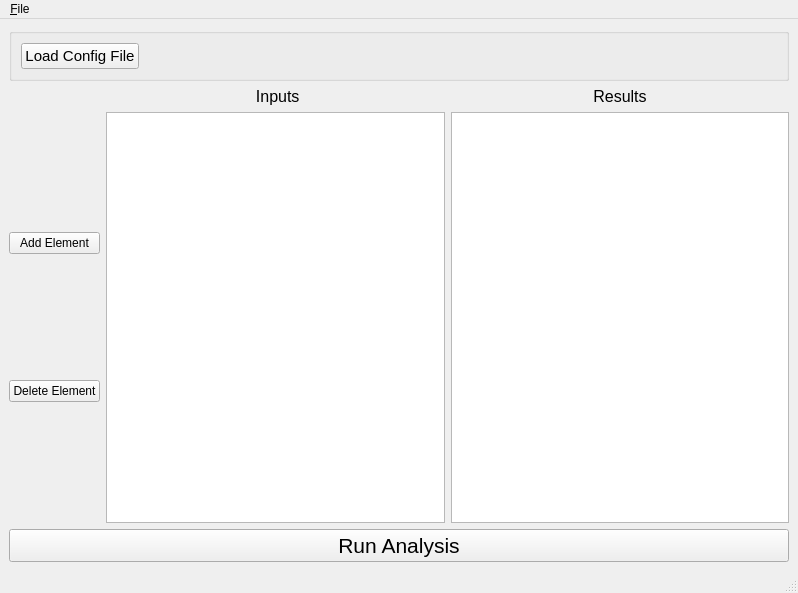
Before: the Qt Designer form project/app/ui/main_window.ui in LMaiorano/Link-Budget-Toolbox, drawn with Qt 5.
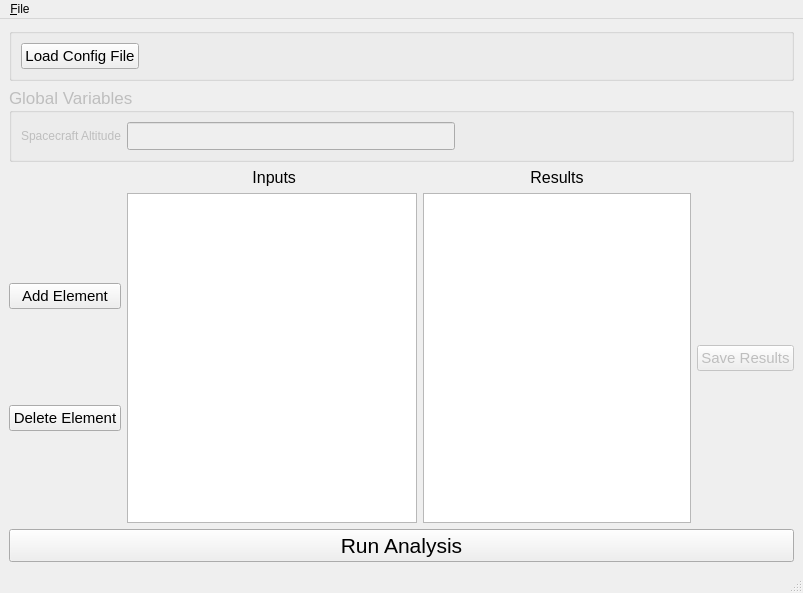
After: the same form once the commit is applied.

Commit message: started on global variables

What changed in the file:
```diff
--- a/project/app/ui/main_window.ui
+++ b/project/app/ui/main_window.ui
@@ -6,7 +6,7 @@
    <rect>
     <x>0</x>
     <y>0</y>
-    <width>798</width>
+    <width>803</width>
     <height>593</height>
    </rect>
   </property>
@@ -49,19 +49,135 @@
       </layout>
      </widget>
     </item>
+    <item>
+     <widget class="QGroupBox" name="globalVarsBox">
+      <property name="enabled">
+       <bool>false</bool>
+      </property>
+      <property name="font">
+       <font>
+        <pointsize>13</pointsize>
+       </font>
+      </property>
+      <property name="title">
+       <string>Global Variables</string>
+      </property>
+      <layout class="QHBoxLayout" name="horizontalLayout_2">
+       <item>
+        <widget class="QLabel" name="label">
+         <property name="font">
+          <font>
+           <pointsize>9</pointsize>
+          </font>
+         </property>
+         <property name="text">
+          <string>Spacecraft Altitude</string>
+         </property>
+        </widget>
+       </item>
+       <item>
+        <widget class="QLineEdit" name="lineEdit"/>
+       </item>
+       <item>
+        <spacer name="horizontalSpacer">
+         <property name="orientation">
+          <enum>Qt::Horizontal</enum>
+         </property>
+         <property name="sizeHint" stdset="0">
+          <size>
+           <width>40</width>
+           <height>20</height>
+          </size>
+         </property>
+        </spacer>
+       </item>
+       <item>
+        <layout class="QFormLayout" name="formLayout_3"/>
+       </item>
+      </layout>
+     </widget>
+    </item>
     <item>
      <layout class="QGridLayout" name="gridLayout">
+      <item row="1" column="3">
+       <widget class="QTableWidget" name="tbl_elements">
+        <property name="sizePolicy">
+         <sizepolicy hsizetype="MinimumExpanding" vsizetype="Expanding">
+          <horstretch>0</horstretch>
+          <verstretch>0</verstretch>
+         </sizepolicy>
+        </property>
+        <property name="minimumSize">
+         <size>
+          <width>290</width>
+          <height>0</height>
+         </size>
+        </property>
+        <attribute name="horizontalHeaderStretchLastSection">
+         <bool>false</bool>
+        </attribute>
+        <attribute name="verticalHeaderStretchLastSection">
+         <bool>false</bool>
+        </attribute>
+       </widget>
+      </item>
+      <item row="1" column="6">
+       <layout class="QVBoxLayout" name="verticalLayout_3"/>
+      </item>
+      <item row="0" column="3">
+       <widget class="QLabel" name="lbl_elements">
+        <property name="sizePolicy">
+         <sizepolicy hsizetype="Preferred" vsizetype="Preferred">
+          <horstretch>0</horstretch>
+          <verstretch>0</verstretch>
+         </sizepolicy>
+        </property>
+        <property name="minimumSize">
+         <size>
+          <width>0</width>
+          <height>0</height>
+         </size>
+        </property>
+        <property name="font">
+         <font>
+          <pointsize>12</pointsize>
+         </font>
+        </property>
+        <property name="text">
+         <string> Inputs</string>
+        </property>
+        <property name="alignment">
+         <set>Qt::AlignCenter</set>
+        </property>
+       </widget>
+      </item>
+      <item row="1" column="4">
+       <widget class="QTableWidget" name="tbl_results">
+        <property name="sizePolicy">
+         <sizepolicy hsizetype="MinimumExpanding" vsizetype="Expanding">
+          <horstretch>0</horstretch>
+          <verstretch>0</verstretch>
+         </sizepolicy>
+        </property>
+        <property name="minimumSize">
+         <size>
+          <width>200</width>
+          <height>0</height>
+         </size>
+        </property>
+       </widget>
+      </item>
       <item row="0" column="4">
        <widget class="QLabel" name="lbl_results">
         <property name="sizePolicy">
-         <sizepolicy hsizetype="Minimum" vsizetype="Preferred">
+         <sizepolicy hsizetype="Preferred" vsizetype="Preferred">
           <horstretch>0</horstretch>
           <verstretch>0</verstretch>
          </sizepolicy>
         </property>
         <property name="minimumSize">
          <size>
-          <width>200</width>
+          <width>0</width>
           <height>0</height>
          </size>
         </property>
@@ -82,6 +198,11 @@
        <layout class="QVBoxLayout" name="verticalLayout_2">
         <item>
          <widget class="QPushButton" name="btn_add_element">
+          <property name="font">
+           <font>
+            <pointsize>11</pointsize>
+           </font>
+          </property>
           <property name="toolTip">
            <string>asdfasdfasdf</string>
           </property>
@@ -92,6 +213,11 @@
         </item>
         <item>
          <widget class="QPushButton" name="btn_delete_element">
+          <property name="font">
+           <font>
+            <pointsize>11</pointsize>
+           </font>
+          </property>
           <property name="text">
            <string>Delete Element</string>
           </property>
@@ -99,49 +225,18 @@
         </item>
        </layout>
       </item>
-      <item row="1" column="0">
-       <layout class="QFormLayout" name="formLayout_2"/>
-      </item>
-      <item row="1" column="3">
-       <widget class="QTableWidget" name="tbl_elements">
-        <property name="sizePolicy">
-         <sizepolicy hsizetype="Expanding" vsizetype="Expanding">
-          <horstretch>0</horstretch>
-          <verstretch>0</verstretch>
-         </sizepolicy>
-        </property>
-        <attribute name="horizontalHeaderStretchLastSection">
+      <item row="1" column="5">
+       <widget class="QPushButton" name="btn_save_results">
+        <property name="enabled">
          <bool>false</bool>
-        </attribute>
-        <attribute name="verticalHeaderStretchLastSection">
-         <bool>false</bool>
-        </attribute>
-       </widget>
-      </item>
-      <item row="0" column="3">
-       <widget class="QLabel" name="lbl_elements">
-        <property name="sizePolicy">
-         <sizepolicy hsizetype="Minimum" vsizetype="Preferred">
-          <horstretch>0</horstretch>
-          <verstretch>0</verstretch>
-         </sizepolicy>
-        </property>
-        <property name="minimumSize">
-         <size>
-          <width>300</width>
-          <height>0</height>
-         </size>
         </property>
         <property name="font">
          <font>
-          <pointsize>12</pointsize>
+          <pointsize>11</pointsize>
          </font>
         </property>
         <property name="text">
-         <string> Inputs</string>
-        </property>
-        <property name="alignment">
-         <set>Qt::AlignCenter</set>
+         <string>Save Results</string>
         </property>
        </widget>
       </item>
@@ -152,6 +247,12 @@
     </item>
     <item>
      <widget class="QPushButton" name="btn_run_process">
+      <property name="minimumSize">
+       <size>
+        <width>200</width>
+        <height>0</height>
+       </size>
+      </property>
       <property name="font">
        <font>
         <pointsize>16</pointsize>
@@ -169,7 +270,7 @@
     <rect>
      <x>0</x>
      <y>0</y>
-     <width>798</width>
+     <width>803</width>
      <height>21</height>
     </rect>
    </property>
```
Left out of the diff: 11 changed lines with no effect on the pictures. The commit also changes 1 other file.
